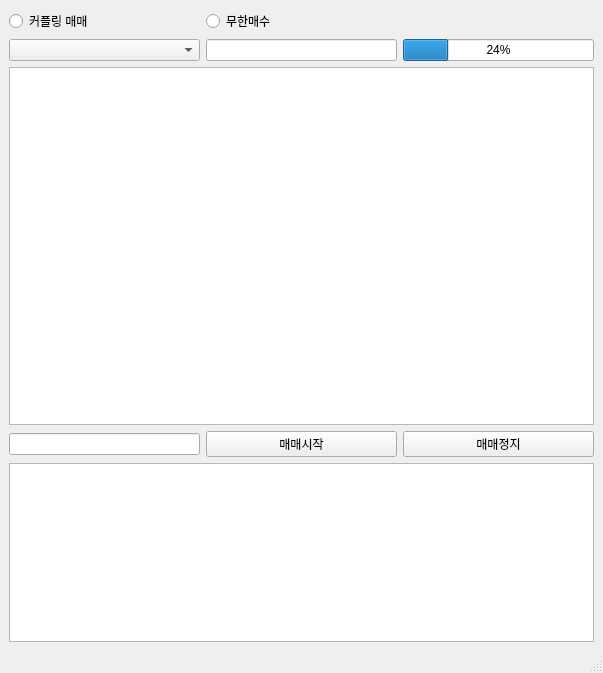
Qt form ui/main.ui (hanwool26/coin_trader) before a commit.
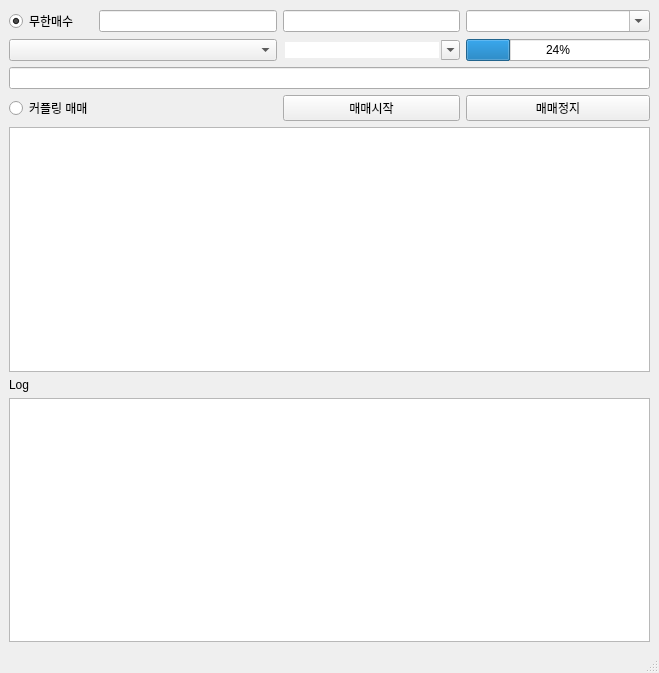
The same form after that commit.

```diff
--- a/ui/main.ui
+++ b/ui/main.ui
@@ -6,7 +6,7 @@
    <rect>
     <x>0</x>
     <y>0</y>
-    <width>603</width>
+    <width>659</width>
     <height>673</height>
    </rect>
   </property>
@@ -16,57 +16,96 @@
   <widget class="QWidget" name="centralwidget">
    <layout class="QVBoxLayout" name="verticalLayout">
     <item>
-     <layout class="QGridLayout" name="gridLayout" rowstretch="0,0,2,0,1" columnstretch="1,1,1">
-      <item row="3" column="1">
-       <widget class="QPushButton" name="trade_btn">
-        <property name="text">
-         <string>매매시작</string>
+     <layout class="QGridLayout" name="gridLayout" rowstretch="1,0,0,0,0,0,0,0,0" columnstretch="0,1,1,1,0">
+      <item row="1" column="2">
+       <widget class="QComboBox" name="interval_comboBox">
+        <property name="autoFillBackground">
+         <bool>false</bool>
         </property>
+        <property name="editable">
+         <bool>true</bool>
+        </property>
+        <property name="currentText">
+         <string/>
+        </property>
+        <property name="currentIndex">
+         <number>-1</number>
+        </property>
+        <property name="frame">
+         <bool>false</bool>
+        </property>
        </widget>
       </item>
-      <item row="0" column="1">
+      <item row="0" column="3" colspan="2">
+       <widget class="QComboBox" name="asset_rate_comboBox">
+        <property name="editable">
+         <bool>true</bool>
+        </property>
+       </widget>
+      </item>
+      <item row="1" column="0" colspan="2">
+       <widget class="QComboBox" name="coin_comboBox"/>
+      </item>
+      <item row="1" column="3" colspan="2">
+       <widget class="QProgressBar" name="progressBar">
+        <property name="value">
+         <number>24</number>
+        </property>
+       </widget>
+      </item>
+      <item row="0" column="0">
        <widget class="QRadioButton" name="infinite_r_btn">
         <property name="text">
          <string>무한매수</string>
         </property>
+        <property name="checked">
+         <bool>true</bool>
+        </property>
        </widget>
       </item>
-      <item row="0" column="0">
+      <item row="0" column="2">
+       <widget class="QLineEdit" name="invest_asset_lineEdit"/>
+      </item>
+      <item row="7" column="0">
+       <widget class="QLabel" name="label">
+        <property name="text">
+         <string>Log</string>
+        </property>
+       </widget>
+      </item>
+      <item row="2" column="0" colspan="5">
+       <widget class="QLineEdit" name="profit_lineEdit"/>
+      </item>
+      <item row="0" column="1">
+       <widget class="QLineEdit" name="asset_info"/>
+      </item>
+      <item row="3" column="0">
        <widget class="QRadioButton" name="couple_r_btn">
         <property name="text">
          <string>커플링 매매</string>
         </property>
        </widget>
       </item>
-      <item row="2" column="0" colspan="3">
+      <item row="6" column="0" colspan="5">
        <widget class="QTableWidget" name="list_view"/>
       </item>
-      <item row="3" column="2">
+      <item row="8" column="0" colspan="5">
+       <widget class="QTextBrowser" name="log_view"/>
+      </item>
+      <item row="3" column="3" colspan="2">
        <widget class="QPushButton" name="stop_btn">
         <property name="text">
          <string>매매정지</string>
         </property>
        </widget>
       </item>
-      <item row="3" column="0">
-       <widget class="QLineEdit" name="asset_info"/>
-      </item>
-      <item row="4" column="0" colspan="3">
-       <widget class="QTextBrowser" name="log_view"/>
-      </item>
-      <item row="1" column="1">
-       <widget class="QLineEdit" name="profit_lineEdit"/>
-      </item>
-      <item row="1" column="2">
-       <widget class="QProgressBar" name="progressBar">
-        <property name="value">
-         <number>24</number>
+      <item row="3" column="2">
+       <widget class="QPushButton" name="trade_btn">
+        <property name="text">
+         <string>매매시작</string>
         </property>
        </widget>
       </item>
-      <item row="1" column="0">
-       <widget class="QComboBox" name="coin_comboBox"/>
-      </item>
      </layout>
     </item>
    </layout>
```
Left out of the diff: 2 changed lines with no effect on the pictures.
